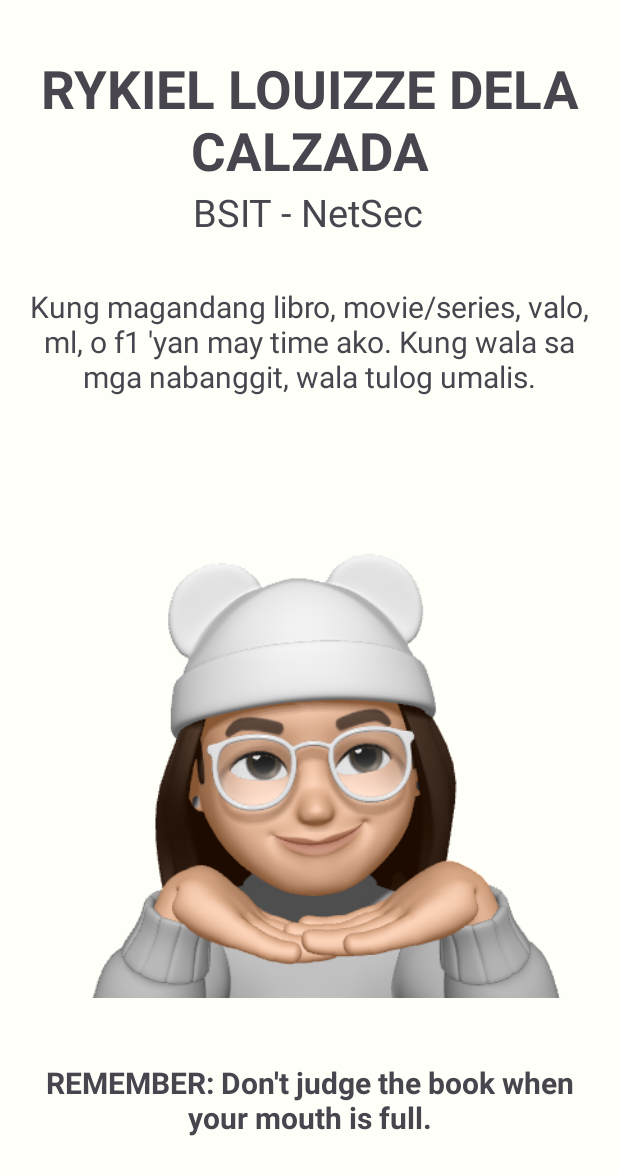
After one commit to pacalso-jjc/cc17-3k-about-me, an Android app: the AboutRykielActivity screen opened directly, with no data from a screen before it, on a phone screen of 412 x 824 dp. The commit adds this screen. Shown: the top 1175 px of the screen. Run offline under Robolectric (Android 15) with nearby library versions, the phone set to English and light mode, and no system bars.

Commit message:
Added my 'about me' information

```diff
--- a/app/src/main/AndroidManifest.xml
+++ b/app/src/main/AndroidManifest.xml
@@ -19,6 +19,9 @@
             android:name=".AboutJerryActivity"
             android:exported="false" />
         <activity
+            android:name=".AboutRykielActivity"
+            android:exported="false" />
+        <activity
             android:name=".MainActivity"
             android:exported="true">
             <intent-filter>
--- /dev/null
+++ b/app/src/main/java/com/example/cc17_3f_aboutme/AboutRykielActivity.kt
@@ -0,0 +1,20 @@
+package com.example.cc17_3f_aboutme
+
+import android.os.Bundle
+import androidx.activity.enableEdgeToEdge
+import androidx.appcompat.app.AppCompatActivity
+import androidx.core.view.ViewCompat
+import androidx.core.view.WindowInsetsCompat
+
+class AboutRykielActivity : AppCompatActivity() {
+    override fun onCreate(savedInstanceState: Bundle?) {
+        super.onCreate(savedInstanceState)
+        enableEdgeToEdge()
+        setContentView(R.layout.activity_about_rykiel)
+        ViewCompat.setOnApplyWindowInsetsListener(findViewById(R.id.main)) { v, insets ->
+            val systemBars = insets.getInsets(WindowInsetsCompat.Type.systemBars())
+            v.setPadding(systemBars.left, systemBars.top, systemBars.right, systemBars.bottom)
+            insets
+        }
+    }
+}
--- a/app/src/main/java/com/example/cc17_3f_aboutme/MainActivity.kt
+++ b/app/src/main/java/com/example/cc17_3f_aboutme/MainActivity.kt
@@ -42,7 +42,16 @@ class MainActivity : AppCompatActivity() {
                 startActivity(intent)
             })
 
-        val arrList = listOf(aboutMe1, aboutMe2)
+        val aboutMe3 = AboutMe(R.drawable.rykiel_delacalzada_dp,
+            "Rykiel Louizze Dela Calzada",
+            "BSIT - NetSec",
+            {view ->
+                val intent = Intent(this, AboutRykielActivity::class.java)
+                startActivity(intent)
+            }
+        )
+
+        val arrList = listOf(aboutMe1, aboutMe2, aboutMe3)
 
         rvAboutMe.adapter = AboutMeAdapter(arrList)
     }
--- /dev/null
+++ b/app/src/main/res/layout/activity_about_rykiel.xml
@@ -0,0 +1,79 @@
+<?xml version="1.0" encoding="utf-8"?>
+<FrameLayout xmlns:android="http://schemas.android.com/apk/res/android"
+    xmlns:app="http://schemas.android.com/apk/res-auto"
+    xmlns:tools="http://schemas.android.com/tools"
+    android:id="@+id/main"
+    android:layout_width="match_parent"
+    android:layout_height="match_parent"
+    android:padding="16dp"
+    android:background="#FFFFF9"
+    tools:context=".AboutRykielActivity">
+
+    <ScrollView
+        android:layout_width="match_parent"
+        android:layout_height="match_parent"
+        tools:ignore="UselessParent">
+
+        <LinearLayout
+            android:layout_width="match_parent"
+            android:layout_height="wrap_content"
+            android:orientation="vertical"
+            tools:ignore="UselessParent">
+
+            <TextView
+                android:layout_width="wrap_content"
+                android:layout_height="wrap_content"
+                android:layout_marginTop="35dp"
+                android:layout_gravity="center"
+                android:textAlignment="center"
+                android:text="Rykiel Louizze Dela Calzada"
+                android:textStyle="bold"
+                android:textAllCaps="true"
+                android:textSize="35sp"
+                tools:ignore="HardcodedText" />
+
+            <TextView
+                android:layout_width="wrap_content"
+                android:layout_height="wrap_content"
+                android:layout_gravity="center"
+                android:text="BSIT - NetSec"
+                android:textSize="25sp"
+                tools:ignore="HardcodedText" />
+
+            <TextView
+                android:layout_width="wrap_content"
+                android:layout_height="wrap_content"
+                android:layout_gravity="center"
+                android:textAlignment="center"
+                android:layout_marginTop="32dp"
+                android:layout_marginStart="16dp"
+                android:layout_marginEnd="16dp"
+                android:text="Kung magandang libro, movie/series, valo, ml, o f1 'yan may time ako. Kung wala sa mga nabanggit, wala tulog umalis."
+                android:textSize="20sp"
+                tools:ignore="HardcodedText" />
+
+            <ImageView
+                android:layout_width="371dp"
+                android:layout_height="443dp"
+                android:layout_gravity="center"
+                android:contentDescription="Picture"
+                android:src="@drawable/rykiel_delacalzada_image"
+                tools:ignore="HardcodedText" />
+
+            <TextView
+                android:layout_width="wrap_content"
+                android:layout_height="wrap_content"
+                android:layout_gravity="center"
+                android:textAlignment="center"
+                android:layout_marginStart="16dp"
+                android:layout_marginEnd="16dp"
+                android:text="REMEMBER: Don't judge the book when your mouth is full."
+                android:textStyle="bold"
+                android:textSize="20sp"
+                tools:ignore="HardcodedText" />
+
+        </LinearLayout>
+
+   </ScrollView>
+
+</FrameLayout>
--- a/gradle/libs.versions.toml
+++ b/gradle/libs.versions.toml
@@ -1,5 +1,5 @@
 [versions]
-agp = "8.5.1"
+agp = "8.6.0"
 kotlin = "1.9.0"
 coreKtx = "1.13.1"
 junit = "4.13.2"
```
Also changed, not shown: app/src/main/res/drawable-nodpi/rykiel_delacalzada_dp.PNG (added), app/src/main/res/drawable-nodpi/rykiel_delacalzada_image.PNG (added).
